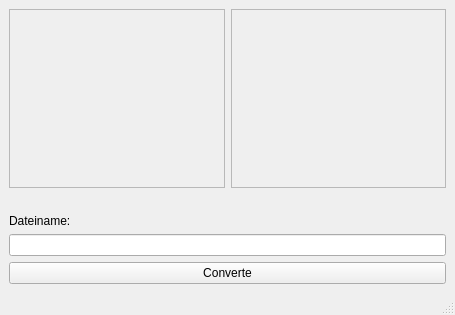
First picture: the form in mainwindow.ui, repository rclarsfull/ImageLight, before the edit.
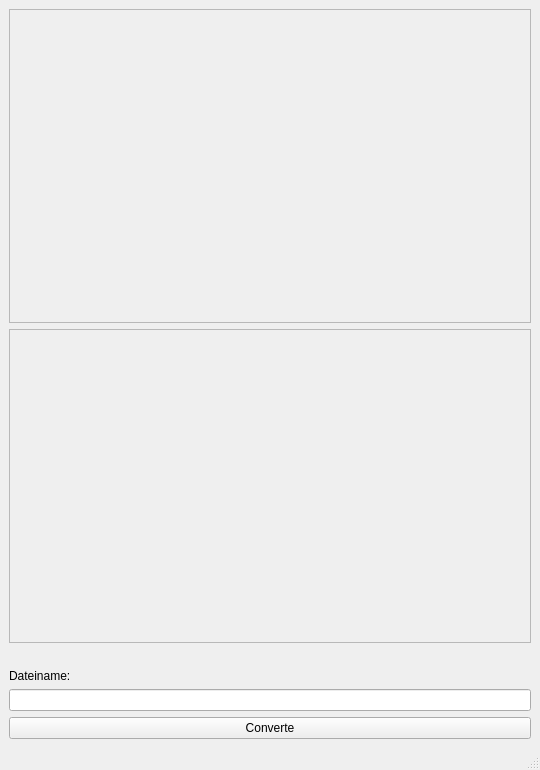
Second picture: the form after the edit.

The edit to the form file:
```diff
--- a/mainwindow.ui
+++ b/mainwindow.ui
@@ -6,8 +6,8 @@
    <rect>
     <x>0</x>
     <y>0</y>
-    <width>455</width>
-    <height>315</height>
+    <width>540</width>
+    <height>770</height>
    </rect>
   </property>
   <property name="windowTitle">
@@ -16,19 +16,13 @@
   <widget class="QWidget" name="centralwidget">
    <layout class="QVBoxLayout" name="verticalLayout">
     <item>
-     <layout class="QHBoxLayout" name="horizontalLayout">
+     <layout class="QVBoxLayout" name="verticalLayout_3">
       <item>
        <widget class="QFrame" name="frame">
-        <property name="sizePolicy">
-         <sizepolicy hsizetype="Preferred" vsizetype="MinimumExpanding">
-          <horstretch>0</horstretch>
-          <verstretch>0</verstretch>
-         </sizepolicy>
-        </property>
-        <property name="minimumSize">
+        <property name="sizeIncrement">
          <size>
-          <width>100</width>
-          <height>100</height>
+          <width>0</width>
+          <height>0</height>
          </size>
         </property>
         <property name="frameShape">
@@ -41,16 +35,10 @@
       </item>
       <item>
        <widget class="QFrame" name="frame_2">
-        <property name="sizePolicy">
-         <sizepolicy hsizetype="Preferred" vsizetype="MinimumExpanding">
-          <horstretch>0</horstretch>
-          <verstretch>0</verstretch>
-         </sizepolicy>
-        </property>
-        <property name="minimumSize">
+        <property name="sizeIncrement">
          <size>
-          <width>100</width>
-          <height>100</height>
+          <width>0</width>
+          <height>0</height>
          </size>
         </property>
         <property name="frameShape">
@@ -65,6 +53,12 @@
     </item>
     <item>
      <widget class="QLabel" name="label">
+      <property name="sizePolicy">
+       <sizepolicy hsizetype="Preferred" vsizetype="Fixed">
+        <horstretch>0</horstretch>
+        <verstretch>0</verstretch>
+       </sizepolicy>
+      </property>
       <property name="text">
        <string/>
       </property>
@@ -72,17 +66,19 @@
     </item>
     <item>
      <widget class="QLabel" name="label_2">
+      <property name="sizePolicy">
+       <sizepolicy hsizetype="Preferred" vsizetype="Fixed">
+        <horstretch>0</horstretch>
+        <verstretch>0</verstretch>
+       </sizepolicy>
+      </property>
       <property name="text">
        <string>Dateiname:</string>
       </property>
      </widget>
     </item>
     <item>
-     <layout class="QHBoxLayout" name="horizontalLayout_2">
-      <item>
-       <widget class="QLineEdit" name="lineEdit"/>
-      </item>
-     </layout>
+     <widget class="QLineEdit" name="lineEdit"/>
     </item>
     <item>
      <widget class="QPushButton" name="pushButton">
```
Left out of the diff: 20 changed lines with no effect on the pictures.
